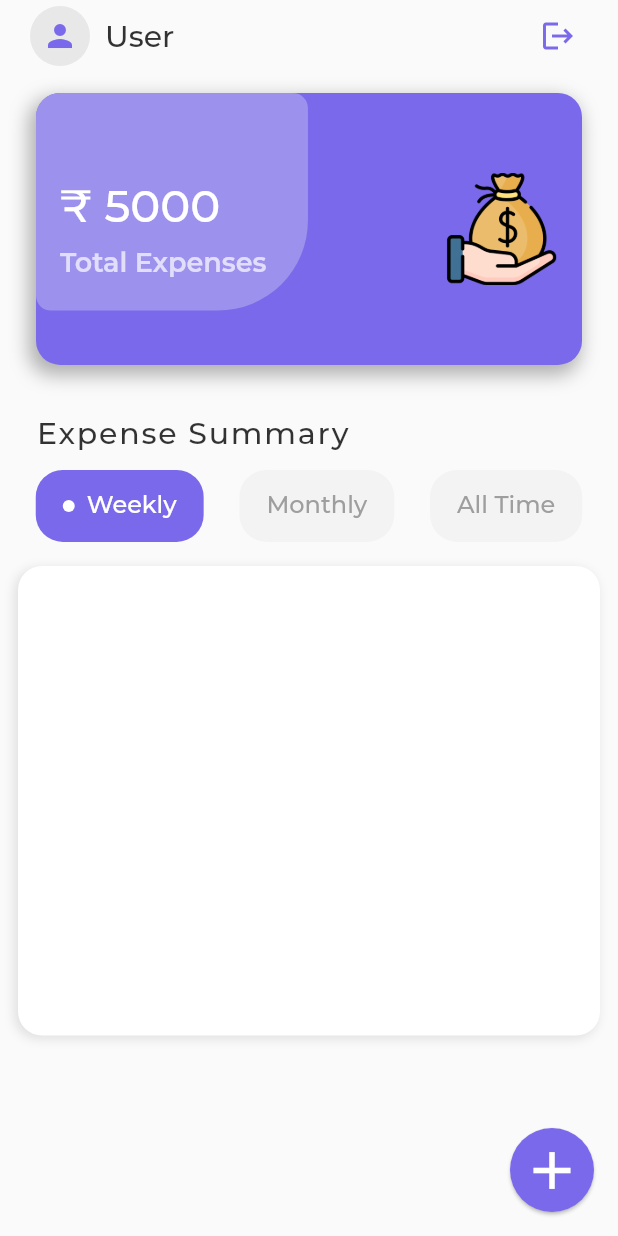
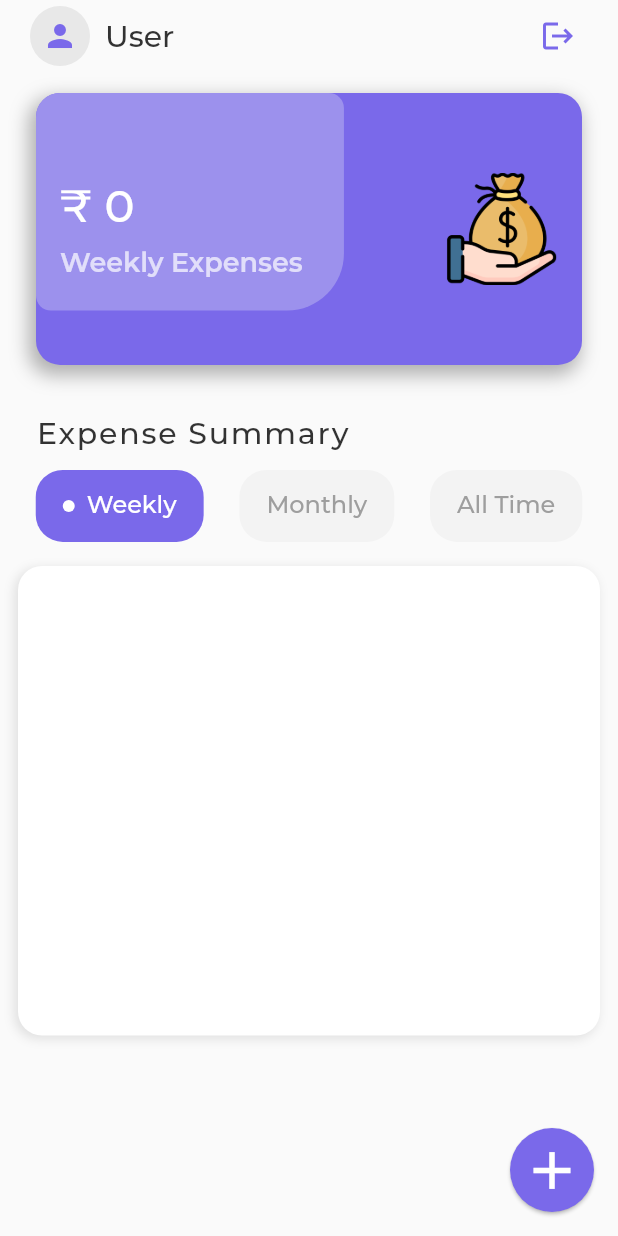
Before and after one commit to srihariash999/moneyboi, a Flutter app: the HomePage screen opened directly, on a phone screen of 412 x 824 dp. Run offline on Flutter 3.47's test engine with Material 2 defaults, Android fonts, the phone set to English and light mode, and no system bars; our stand-ins replace bloc, bot_toast, dio, fl_chart, flutter_bloc, flutter_datetime_picker and 3 more; accounts and stored records are empty; network calls fail.

Commit message:
signup checks, ui updates, chart view added

```diff
--- a/lib/Blocs/HomeScreenBloc/homescreen_bloc.dart
+++ b/lib/Blocs/HomeScreenBloc/homescreen_bloc.dart
@@ -1,13 +1,14 @@
-import 'package:bloc/bloc.dart';
+// import 'package:bloc/bloc.dart';
 import 'package:flutter/material.dart';
 import 'package:flutter_bloc/flutter_bloc.dart';
+import 'package:get/route_manager.dart';
+
 import 'package:moneyboi/Constants/enums.dart';
 // import 'package:meta/meta.dart';
 import 'package:moneyboi/Data%20Models/api_response_model.dart';
 import 'package:moneyboi/Data%20Models/expense_record.dart';
 import 'package:moneyboi/Helper%20Functions/convert_category.dart';
 import 'package:moneyboi/Network/network_service.dart';
-
 part 'homescreen_event.dart';
 part 'homescreen_state.dart';
 
@@ -15,8 +16,8 @@ final NetworkService _apiService = NetworkService();
 
 ToggleLabelEnum _toggleEnum = ToggleLabelEnum.weekly;
 
-HomeScreenLoaded _loadedState =
-    HomeScreenLoaded(expenseRecords: const [], toggleLabel: _toggleEnum);
+HomeScreenLoaded _loadedState = HomeScreenLoaded(
+    expenseRecords: const [], totalExpense: 0, toggleLabel: _toggleEnum);
 
 class HomeScreenBloc extends Bloc<HomeScreenEvent, HomeScreenState> {
   HomeScreenBloc() : super(HomeScreenInitial()) {
@@ -43,9 +44,12 @@ class HomeScreenBloc extends Bloc<HomeScreenEvent, HomeScreenState> {
           List _exps;
           // ignore: prefer_final_locals
           List<ExpenseRecordItem> _expenseRecords = [];
+          int _totExp = 0;
           if (_expRecsResp.responseJson != null) {
             _exps = _expRecsResp.responseJson!.data as List;
+
             for (final i in _exps) {
+              _totExp += i['amount'] as int;
               _expenseRecords.add(
                 ExpenseRecordItem(
                   category: getCategoryFromString(i['category'].toString()),
@@ -59,12 +63,14 @@ class HomeScreenBloc extends Bloc<HomeScreenEvent, HomeScreenState> {
             _loadedState = HomeScreenLoaded(
               expenseRecords: _expenseRecords,
               toggleLabel: _toggleEnum,
+              totalExpense: _totExp,
             );
             emit.call(_loadedState);
           } else {
             _loadedState = HomeScreenLoaded(
               expenseRecords: _expenseRecords,
               toggleLabel: _toggleEnum,
+              totalExpense: _totExp,
             );
             emit.call(_loadedState);
           }
@@ -73,6 +79,7 @@ class HomeScreenBloc extends Bloc<HomeScreenEvent, HomeScreenState> {
           _loadedState = HomeScreenLoaded(
             expenseRecords: const [],
             toggleLabel: _toggleEnum,
+            totalExpense: 0,
           );
           emit.call(_loadedState);
         }
@@ -91,8 +98,8 @@ class HomeScreenBloc extends Bloc<HomeScreenEvent, HomeScreenState> {
 
           if (_expRecsResp.statusCode == 200) {
             emit.call(_loadedState);
-            // ignore: use_build_context_synchronously
-            Navigator.pop(event.context, 'true');
+            // Navigator.pop(event.context, 'true');
+            Get.back(result: true);
             // ignore: use_build_context_synchronously
             BlocProvider.of<HomeScreenBloc>(event.context)
                 .add(GetExpenseRecordsEvent(
--- a/lib/Blocs/HomeScreenBloc/homescreen_state.dart
+++ b/lib/Blocs/HomeScreenBloc/homescreen_state.dart
@@ -10,7 +10,9 @@ class HomeScreenLoading extends HomeScreenState {}
 class HomeScreenLoaded extends HomeScreenState {
   final List<ExpenseRecordItem> expenseRecords;
   final ToggleLabelEnum toggleLabel;
+  final int totalExpense;
   HomeScreenLoaded({
+    required this.totalExpense,
     required this.expenseRecords,
     required this.toggleLabel,
   });
--- a/lib/Blocs/LoginBloc/loginbloc_event.dart
+++ b/lib/Blocs/LoginBloc/loginbloc_event.dart
@@ -6,11 +6,12 @@ abstract class LoginBlocEvent {}
 class LoginEvent extends LoginBlocEvent {
   final String email;
   final String password;
-  final BuildContext context;
-  LoginEvent(
-      {required this.email, required this.password, required this.context});
+
+  LoginEvent({
+    required this.email,
+    required this.password,
+  });
 }
-
 
 class LogoutEvent extends LoginBlocEvent {
   final BuildContext context;
--- a/lib/Blocs/ProfileBloc/profile_bloc.dart
+++ b/lib/Blocs/ProfileBloc/profile_bloc.dart
@@ -1,5 +1,4 @@
 import 'package:bloc/bloc.dart';
-import 'package:dio/dio.dart';
 import 'package:meta/meta.dart';
 import 'package:moneyboi/Data%20Models/api_response_model.dart';
 import 'package:moneyboi/Network/network_service.dart';
@@ -19,7 +18,7 @@ class ProfileBloc extends Bloc<ProfileEvent, ProfileState> {
 
           if (_profRes.statusCode == 200) {
             final _res = _profRes.responseJson!.data;
-            print(_res['name']);
+            // print(_res['name']);
             emit.call(
               ProfileLoaded(
                 name: _res['name'].toString(),
--- a/lib/Blocs/SignupBloc/signupbloc_event.dart
+++ b/lib/Blocs/SignupBloc/signupbloc_event.dart
@@ -19,6 +19,5 @@ class MoveToPasswordEvent extends SignupBlocEvent {
 
 class SignupEvent extends SignupBlocEvent {
   final String password;
-  final BuildContext context;
-  SignupEvent({required this.password, required this.context});
+  SignupEvent({required this.password, });
 }
--- a/lib/Screens/home_page.dart
+++ b/lib/Screens/home_page.dart
@@ -1,16 +1,16 @@
 import 'package:flutter/material.dart';
 import 'package:flutter_bloc/flutter_bloc.dart';
+import 'package:get/route_manager.dart';
 import 'package:google_fonts/google_fonts.dart';
 import 'package:hive/hive.dart';
 import 'package:moneyboi/Blocs/HomeScreenBloc/homescreen_bloc.dart';
 import 'package:moneyboi/Blocs/ProfileBloc/profile_bloc.dart';
 import 'package:moneyboi/Constants/colors.dart';
 import 'package:moneyboi/Constants/enums.dart';
+import 'package:moneyboi/Screens/expense_chart_screen.dart';
 import 'package:moneyboi/Screens/login_page.dart';
 import 'package:moneyboi/Screens/new_expense_category_screen.dart';
 import 'package:moneyboi/Screens/profile_page.dart';
-import 'package:moneyboi/Widgets/profile_avatar.dart';
-// import 'package:moneyboi/Widgets/profile_avatar.dart';
 import 'package:moneyboi/Widgets/timewise_expense_list.dart';
 import 'package:moneyboi/Widgets/toggle_label.dart';
 import 'package:moneyboi/Widgets/total_expenses_card.dart';
@@ -39,9 +39,39 @@ class _HomePageState extends State<HomePage> {
         child: Column(
           children: [
             const HomeScreenTopBar(),
-            TotalExpensesCard(
-              height: MediaQuery.of(context).size.height * 0.22,
-              totalExpense: "₹ 5000",
+            BlocBuilder<HomeScreenBloc, HomeScreenState>(
+              builder: (context, state) {
+                if (state is HomeScreenLoaded) {
+                  return GestureDetector(
+                    onTap: () {
+                      Get.to(ExpenseChartScreen(
+                        expenseRecordItem: state.expenseRecords,
+                        totalExpense: state.totalExpense,
+                        title: state.toggleLabel.name == 'weekly'
+                            ? 'Weekly'
+                            : state.toggleLabel.name == 'monthly'
+                                ? 'Monthly'
+                                : 'All Time',
+                      ));
+                    },
+                    child: TotalExpensesCard(
+                      height: MediaQuery.of(context).size.height * 0.22,
+                      totalExpense: "₹ ${state.totalExpense}",
+                      period: state.toggleLabel.name == 'weekly'
+                          ? 'Weekly'
+                          : state.toggleLabel.name == 'monthly'
+                              ? 'Monthly'
+                              : 'All Time',
+                    ),
+                  );
+                } else {
+                  return TotalExpensesCard(
+                    height: MediaQuery.of(context).size.height * 0.22,
+                    totalExpense: "₹ 0",
+                    period: ' -- ',
+                  );
+                }
+              },
             ),
             Container(
               alignment: Alignment.centerLeft,
--- a/lib/Screens/new_expense_category_screen.dart
+++ b/lib/Screens/new_expense_category_screen.dart
@@ -89,8 +89,8 @@ class _NewExpenseCategoryScreenState extends State<NewExpenseCategoryScreen> {
                           mainAxisAlignment: MainAxisAlignment.center,
                           children: [
                             Container(
-                              height: 42.0,
-                              width: 42.0,
+                              height: 41.0,
+                              width: 41.0,
                               padding: const EdgeInsets.all(8.0),
                               decoration: BoxDecoration(
                                 shape: BoxShape.circle,
--- a/lib/Screens/signup/signup_name_screen.dart
+++ b/lib/Screens/signup/signup_name_screen.dart
@@ -91,8 +91,10 @@ class SignupNameWidget extends StatelessWidget {
                     backgroundColor: moneyBoyPurple.withOpacity(0.3),
                   ),
                   onPressed: () {
-                    BlocProvider.of<SignupBloc>(context)
-                        .add(MoveToEmailEvent(name: _nameController.text));
+                    if (_nameController.text.isNotEmpty) {
+                      BlocProvider.of<SignupBloc>(context)
+                          .add(MoveToEmailEvent(name: _nameController.text));
+                    }
                   },
                   child: const Icon(
                     Icons.chevron_right,
--- a/lib/Widgets/total_expenses_card.dart
+++ b/lib/Widgets/total_expenses_card.dart
@@ -5,9 +5,13 @@ import 'package:moneyboi/Constants/colors.dart';
 class TotalExpensesCard extends StatelessWidget {
   final double height;
   final String totalExpense;
-  const TotalExpensesCard(
-      {Key? key, required this.height, required this.totalExpense})
-      : super(key: key);
+  final String period;
+  const TotalExpensesCard({
+    Key? key,
+    required this.height,
+    required this.totalExpense,
+    required this.period,
+  }) : super(key: key);
 
   @override
   Widget build(BuildContext context) {
@@ -36,12 +40,12 @@ class TotalExpensesCard extends StatelessWidget {
             alignment: Alignment.topLeft,
             child: Container(
               height: height * 0.9,
-              width: height,
+              width: height + 24,
               decoration: const BoxDecoration(
                 color: moneyBoyPurpleLight,
                 borderRadius: BorderRadius.only(
                   bottomLeft: Radius.circular(10.0),
-                  bottomRight: Radius.circular(60.0),
+                  bottomRight: Radius.circular(38.0),
                   topRight: Radius.circular(10.0),
                 ),
               ),
@@ -69,7 +73,7 @@ class TotalExpensesCard extends StatelessWidget {
                         ),
                       ),
                       Text(
-                        "Total Expenses",
+                        "$period Expenses",
                         style: GoogleFonts.montserrat(
                           fontSize: 18.0,
                           fontWeight: FontWeight.w600,
--- a/lib/main.dart
+++ b/lib/main.dart
@@ -1,6 +1,7 @@
 import 'package:bot_toast/bot_toast.dart';
 import 'package:flutter/material.dart';
 import 'package:flutter_bloc/flutter_bloc.dart';
+import 'package:get/get_navigation/src/root/get_material_app.dart';
 import 'package:hive/hive.dart';
 import 'package:moneyboi/Blocs/HomeScreenBloc/homescreen_bloc.dart';
 import 'package:moneyboi/Blocs/LoginBloc/login_bloc.dart';
@@ -46,7 +47,7 @@ class MyApp extends StatelessWidget {
               return ProfileBloc();
             }),
           ],
-          child: MaterialApp(
+          child: GetMaterialApp(
             home: _token != null ? const HomePage() : LoginPage(),
           ),
         ));
```
Also changed, not shown: lib/Blocs/LoginBloc/login_bloc.dart (+3 -9 lines), lib/Blocs/SignupBloc/signupbloc_bloc.dart (+4 -9 lines), lib/Screens/expense_chart_screen.dart (added, +210 -0 lines), lib/Screens/login_page.dart (+14 -15 lines), lib/Screens/signup/signup_email_screen.dart (+6 -2 lines), lib/Screens/signup/signup_password_screen.dart (+9 -6 lines), pubspec.yaml (+4 -7 lines), pubspec.lock.
